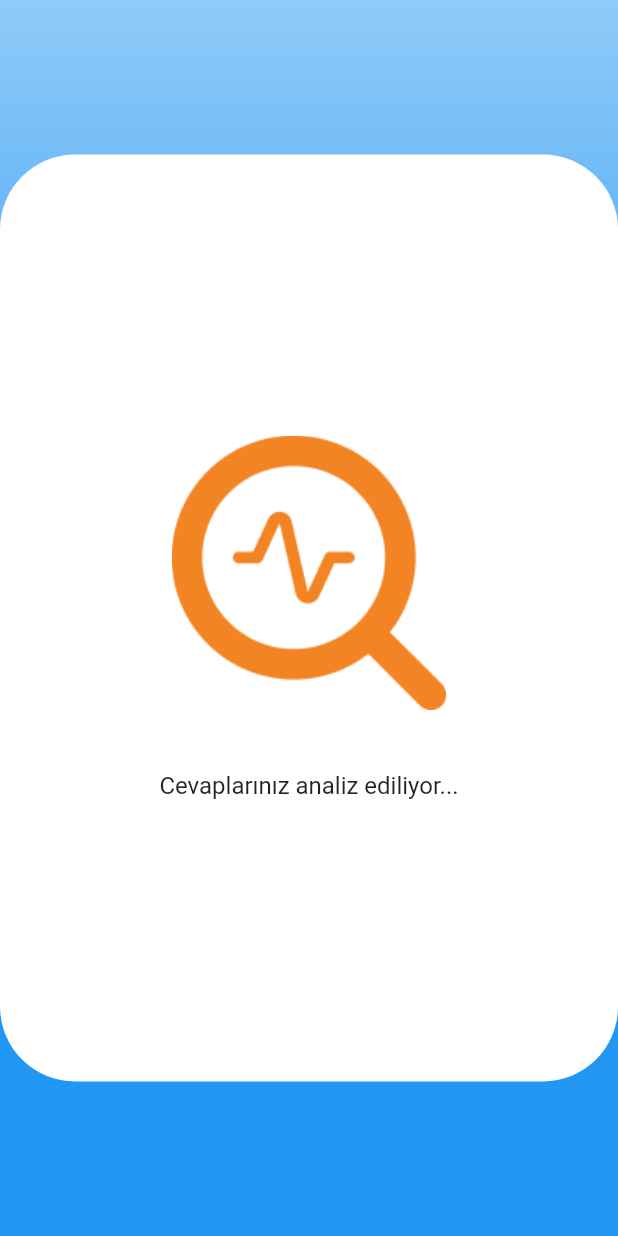
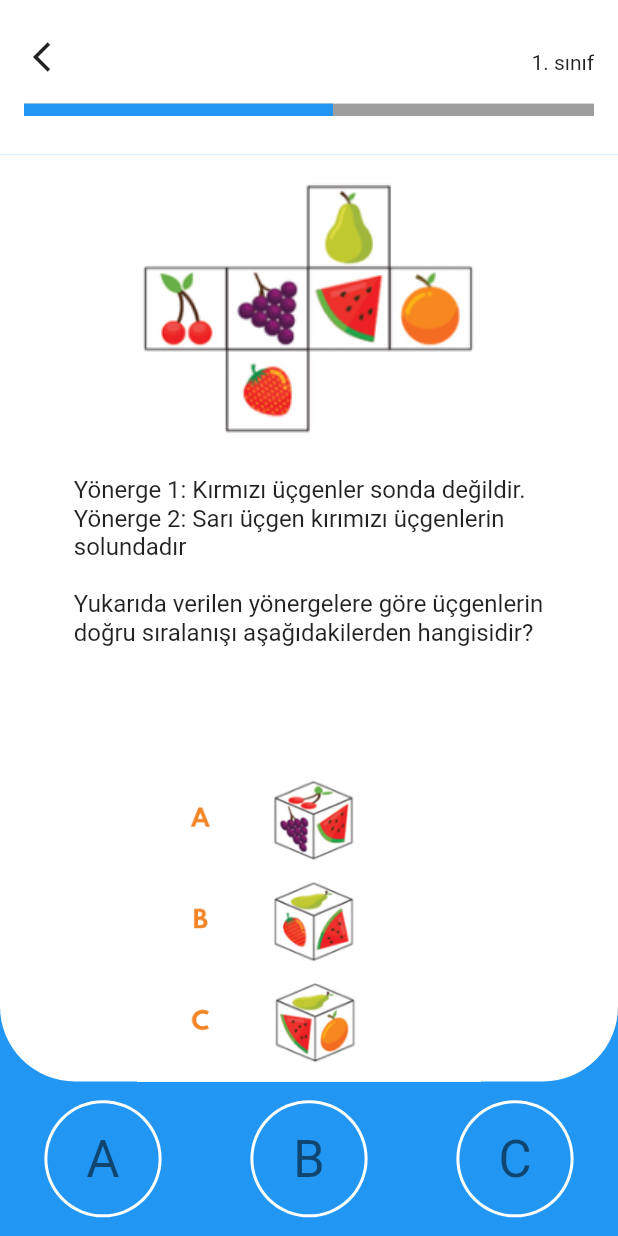
Before and after one commit to hasan-ciftci/dodi, a Flutter app: the screen it shows after launch, on a phone screen of 412 x 824 dp. Run offline on Flutter 3.47's test engine with Material 2 defaults, Android fonts, the phone set to English and light mode, and no system bars.

Commit message:
Question page added.

```diff
--- a/lib/core/constants/image_constants.dart
+++ b/lib/core/constants/image_constants.dart
@@ -15,4 +15,10 @@ class ImageConstants {
       (classNumber + 1).toString().classToPng;
 
   String get analysingIcon => "analyzing".toPng;
+  String get soru1 => "soru1".mockQuestionToPng;
+  String get soru2 => "soru2".mockQuestionToPng;
+  String get soru3 => "soru3".mockQuestionToPng;
+  String get cevap1 => "cevap1".mockQuestionToPng;
+  String get cevap2 => "cevap2".mockQuestionToPng;
+  String get cevap3 => "cevap3".mockQuestionToPng;
 }
--- a/lib/core/extension/image_extension.dart
+++ b/lib/core/extension/image_extension.dart
@@ -3,4 +3,5 @@ part of '../constants/image_constants.dart';
 extension _ImageExtension on String {
   String get classToPng => 'assets/image/classes/$this.png';
   String get toPng => 'assets/image/$this.png';
+  String get mockQuestionToPng => 'assets/image/mockquestions/$this.png';
 }
--- a/lib/main.dart
+++ b/lib/main.dart
@@ -1,4 +1,4 @@
-import 'package:dodi/view/analyzing_view.dart';
+import 'package:dodi/view/question_view.dart';
 import 'package:flutter/material.dart';
 
 void main() {
@@ -11,7 +11,7 @@ class MyApp extends StatelessWidget {
     return MaterialApp(
       title: 'Flutter Demo',
       theme: ThemeData(),
-      home: AnalyzingView(),
+      home: QuestionView(),
     );
   }
 }
--- /dev/null
+++ b/lib/view/question_view.dart
@@ -0,0 +1,201 @@
+import 'package:dodi/core/constants/image_constants.dart';
+import 'package:flutter/material.dart';
+
+class QuestionView extends StatefulWidget {
+  @override
+  _QuestionViewState createState() => _QuestionViewState();
+}
+
+class _QuestionViewState extends State<QuestionView> {
+  @override
+  Widget build(BuildContext context) {
+    Size size = MediaQuery.of(context).size;
+
+    return Scaffold(
+      body: Stack(
+        fit: StackFit.loose,
+        children: [
+          buildBackground(size, context),
+          buildPageHeader(size),
+          Align(
+            alignment: Alignment.center,
+            child: Container(
+              height: size.height * .75,
+              width: size.width,
+              decoration: BoxDecoration(
+                borderRadius: BorderRadius.only(
+                  bottomLeft: Radius.circular(50),
+                  bottomRight: Radius.circular(50),
+                ),
+                color: Colors.white,
+              ),
+              child: Column(
+                children: [
+                  buildQuestionImage(),
+                  buildQuestionText(size, context),
+                  buildAnswer(),
+                ],
+              ),
+            ),
+          ),
+          buildPageFooter(size),
+        ],
+      ),
+    );
+  }
+
+  Expanded buildQuestionImage() {
+    return Expanded(
+      child: Image.asset(ImageConstants.instance.soru1),
+    );
+  }
+
+  Expanded buildQuestionText(Size size, BuildContext context) {
+    return Expanded(
+      child: Padding(
+        padding: EdgeInsets.symmetric(
+          horizontal: size.width * .1,
+        ),
+        child: Padding(
+          padding: const EdgeInsets.all(8.0),
+          child: SingleChildScrollView(
+            child: Text(
+              "Yönerge 1: Kırmızı üçgenler sonda değildir.\nYönerge 2: Sarı üçgen kırımızı üçgenlerin solundadır\n\nYukarıda verilen yönergelere göre üçgenlerin doğru sıralanışı aşağıdakilerden hangisidir?",
+              style: Theme.of(context).textTheme.subtitle1,
+            ),
+          ),
+        ),
+      ),
+    );
+  }
+
+  Expanded buildAnswer() {
+    return Expanded(
+      child: Image.asset(ImageConstants.instance.cevap1),
+    );
+  }
+
+  Align buildPageHeader(Size size) {
+    return Align(
+      alignment: Alignment.topCenter,
+      child: Container(
+        height: size.height * .125,
+        color: Colors.white,
+        child: Padding(
+          padding: EdgeInsets.all(16.0),
+          child: Column(
+            mainAxisAlignment: MainAxisAlignment.spaceAround,
+            children: [
+              Row(
+                mainAxisAlignment: MainAxisAlignment.spaceBetween,
+                crossAxisAlignment: CrossAxisAlignment.end,
+                children: [
+                  Icon(Icons.arrow_back_ios_outlined),
+                  Text("1. sınıf"),
+                ],
+              ),
+              Stack(
+                children: [
+                  Container(
+                    width: size.width,
+                    height: size.height * .01,
+                    color: Theme.of(context).disabledColor,
+                  ),
+                  Container(
+                    width: size.width * .5,
+                    height: size.height * .01,
+                    color: Theme.of(context).primaryColor,
+                  ),
+                ],
+              ),
+            ],
+          ),
+        ),
+      ),
+    );
+  }
+
+  Container buildBackground(Size size, BuildContext context) {
+    return Container(
+      height: size.height,
+      width: size.width,
+      decoration: BoxDecoration(
+        gradient: LinearGradient(
+          begin: Alignment.topCenter,
+          end: Alignment.bottomCenter,
+          stops: [0.0, 0.5],
+          colors: [
+            Theme.of(context).backgroundColor,
+            Theme.of(context).primaryColor,
+          ],
+        ),
+      ),
+    );
+  }
+
+  Align buildPageFooter(Size size) {
+    return Align(
+      alignment: Alignment.bottomCenter,
+      child: Container(
+        height: size.height * .125,
+        child: Row(
+          mainAxisAlignment: MainAxisAlignment.spaceAround,
+          children: [
+            Option(
+              color: Theme.of(context).primaryColor,
+              size: size,
+              option: "A",
+            ),
+            Option(
+              color: Theme.of(context).primaryColor,
+              size: size,
+              option: "B",
+            ),
+            Option(
+              color: Theme.of(context).primaryColor,
+              size: size,
+              option: "C",
+            ),
+          ],
+        ),
+      ),
+    );
+  }
+}
+
+class Option extends StatelessWidget {
+  const Option({
+    Key key,
+    this.size,
+    this.color,
+    this.option,
+  }) : super(key: key);
+
+  final Color color;
+  final Size size;
+  final String option;
+
+  @override
+  Widget build(BuildContext context) {
+    return GestureDetector(
+      onTap: () => print(option),
+      child: Container(
+        decoration: BoxDecoration(
+          shape: BoxShape.circle,
+          color: Colors.white,
+        ),
+        child: Padding(
+          padding: const EdgeInsets.all(2),
+          child: CircleAvatar(
+            backgroundColor: Theme.of(context).primaryColor,
+            radius: size.height * .045,
+            child: Text(
+              option,
+              style: Theme.of(context).textTheme.headline4,
+            ),
+          ),
+        ),
+      ),
+    );
+  }
+}
--- a/pubspec.yaml
+++ b/pubspec.yaml
@@ -22,3 +22,9 @@ flutter:
   assets:
     - assets/image/classes/
     - assets/image/analyzing.png
+    - assets/image/mockquestions/soru1.png
+    - assets/image/mockquestions/soru2.png
+    - assets/image/mockquestions/soru3.png
+    - assets/image/mockquestions/cevap1.png
+    - assets/image/mockquestions/cevap2.png
+    - assets/image/mockquestions/cevap3.png
```
Also changed, not shown: assets/image/mockquestions/cevap1.png (added), assets/image/mockquestions/cevap2.png (added), assets/image/mockquestions/cevap3.png (added), assets/image/mockquestions/soru1.png (added), assets/image/mockquestions/soru2.png (added), assets/image/mockquestions/soru3.png (added).
